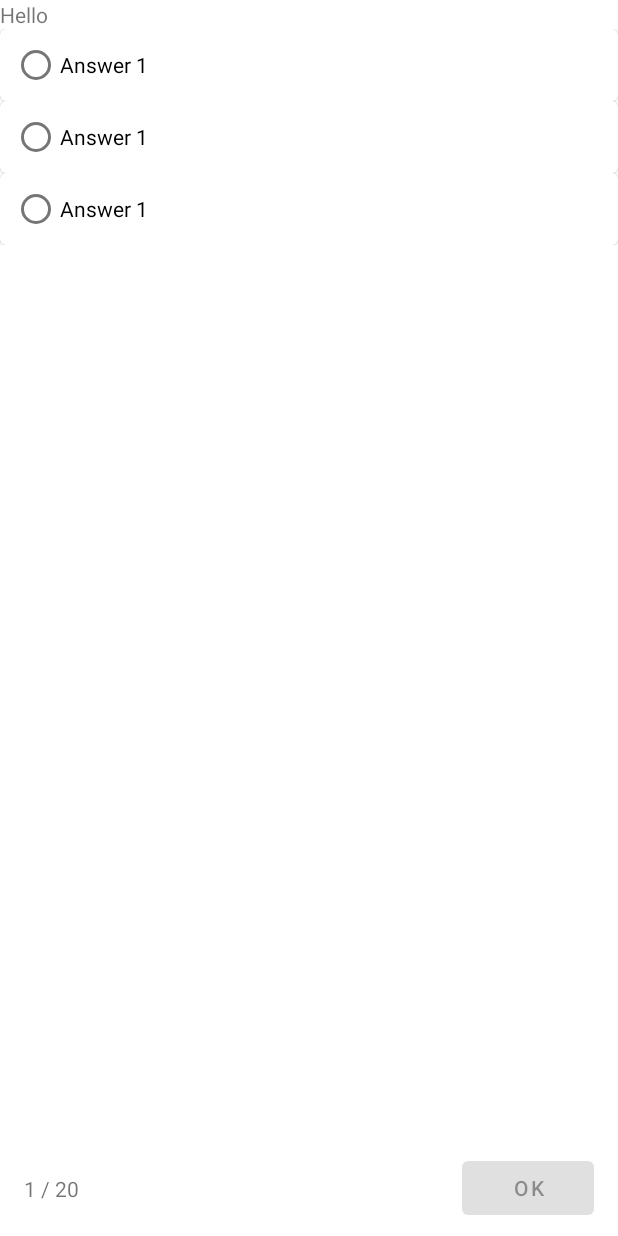
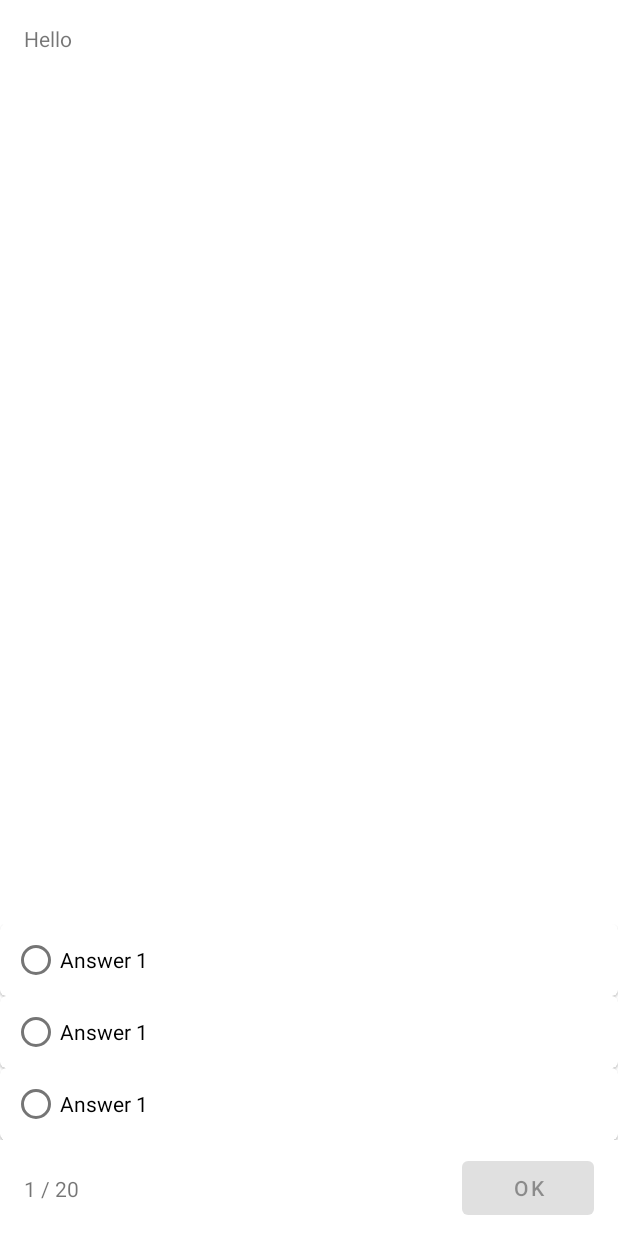
Before and after one commit to amalhanaja/dyahacademy-android, an Android app: the layout fragment_quiz.xml on its own in the app's theme, with its tools: preview values and no code run, on a phone screen of 412 x 824 dp. Run offline under Robolectric (Android 15) with nearby library versions, the phone set to English and light mode, and no system bars.

Commit message:
Quiz: Change Answer

```diff
--- a/app/src/main/java/com/amalcodes/dyahacademy/android/features/quiz/QuizViewModel.kt
+++ b/app/src/main/java/com/amalcodes/dyahacademy/android/features/quiz/QuizViewModel.kt
@@ -41,7 +41,7 @@ class QuizViewModel : ViewModel() {
                 .catch { _uiState.postValue(QuizUIState.Error(it)) }
                 .collect { lesson ->
                     quizzes.addAll(lesson.quizzes().orEmpty().mapIndexed { index, quiz ->
-                        val answerData = (quiz.answers() as Map<*, *>)["data"] as List<*>
+                        val answerData = quiz.answers() as List<*>
                         val answers = answerData.map { answer ->
                             require(answer is Map<*, *>)
                             AnswerViewEntity(
--- a/app/src/main/res/layout/fragment_quiz.xml
+++ b/app/src/main/res/layout/fragment_quiz.xml
@@ -9,7 +9,9 @@
     <androidx.appcompat.widget.AppCompatTextView
         android:id="@+id/actv_question"
         android:layout_width="match_parent"
-        android:layout_height="wrap_content"
+        android:layout_height="0dp"
+        android:padding="@dimen/spacing_4"
+        app:layout_constraintBottom_toTopOf="@+id/rv_answer"
         app:layout_constraintEnd_toEndOf="parent"
         app:layout_constraintStart_toStartOf="parent"
         app:layout_constraintTop_toTopOf="parent"
@@ -21,9 +23,9 @@
         android:layout_height="wrap_content"
         android:orientation="vertical"
         app:layoutManager="androidx.recyclerview.widget.LinearLayoutManager"
+        app:layout_constraintBottom_toTopOf="@+id/constraintLayout"
         app:layout_constraintEnd_toEndOf="parent"
         app:layout_constraintStart_toStartOf="parent"
-        app:layout_constraintTop_toBottomOf="@id/actv_question"
         tools:listitem="@layout/item_answer" />
 
     <androidx.constraintlayout.widget.ConstraintLayout
```
Also changed, not shown: app/src/main/java/com/amalcodes/dyahacademy/android/core/Injector.kt (+13 -6 lines).
